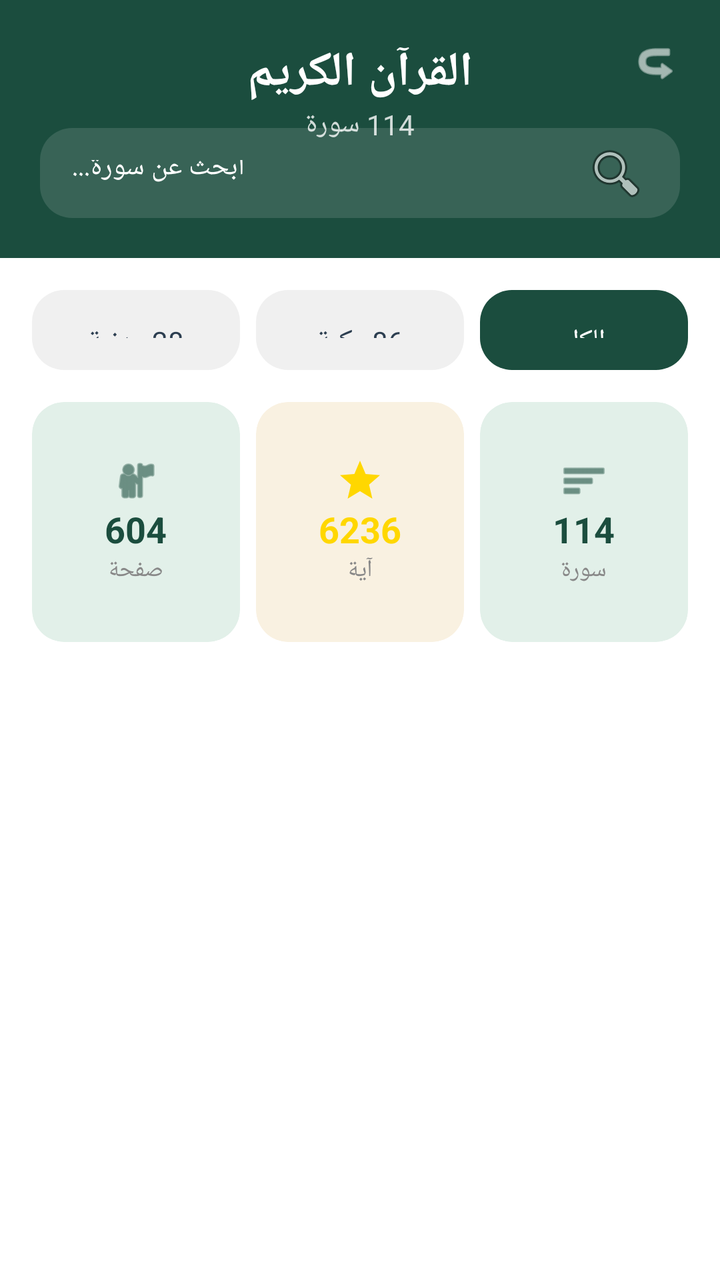
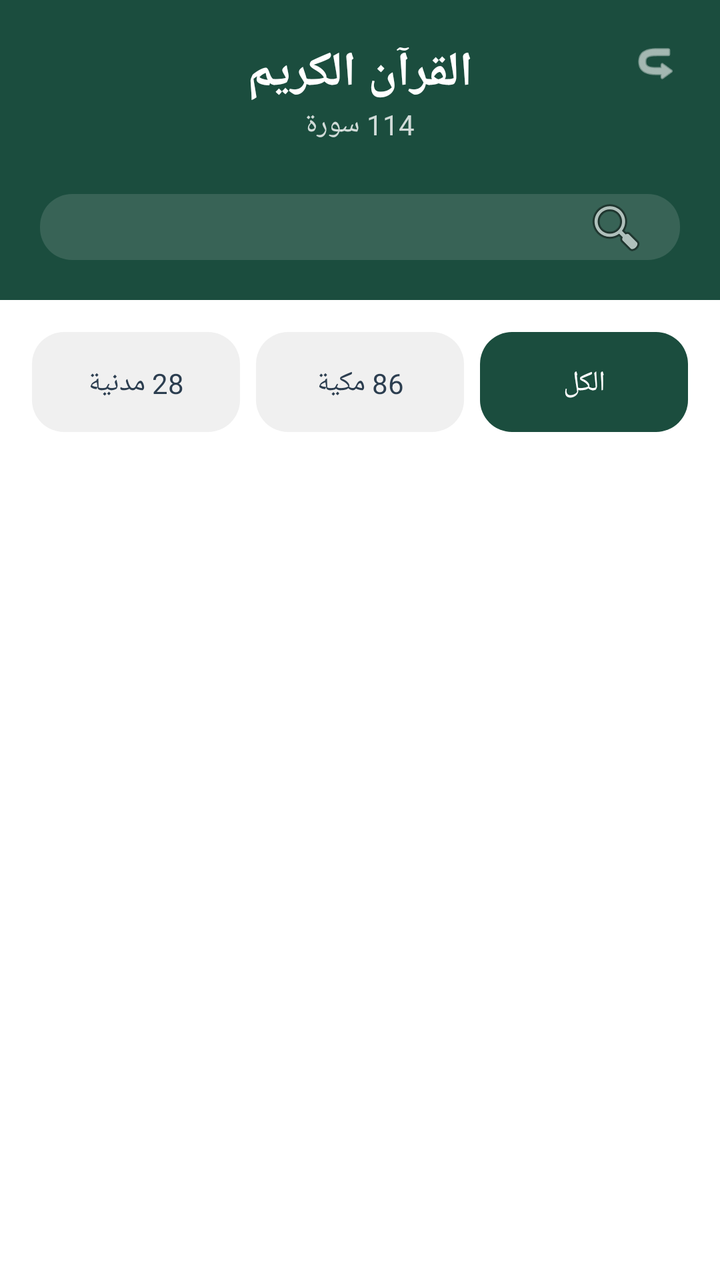

Two renders of the same Android screen: before a commit and after it. Below are the layout's source before the change and the commit's diff.
<!-- AndroidManifest.xml: application theme Theme.Islamic_app -->
<!-- res/layout/page_quran.xml -->
<?xml version="1.0" encoding="utf-8"?>
<LinearLayout xmlns:android="http://schemas.android.com/apk/res/android"
    xmlns:app="http://schemas.android.com/apk/res-auto"
    xmlns:tools="http://schemas.android.com/tools"
    android:layout_width="match_parent"
    android:layout_height="match_parent"
    android:background="@color/white"
    android:orientation="vertical">

    
    <RelativeLayout
        android:layout_width="match_parent"
        android:layout_height="wrap_content"
        android:background="@color/dark_green"
        android:padding="20dp">

        <ImageView
            android:id="@+id/ivBack"
            android:layout_width="24dp"
            android:layout_height="24dp"
            android:layout_alignParentEnd="true"
            android:src="@android:drawable/ic_menu_revert"
            app:tint="@color/white"
            android:rotation="180"/>

        <LinearLayout
            android:layout_width="wrap_content"
            android:layout_height="wrap_content"
            android:layout_centerHorizontal="true"
            android:gravity="center"
            android:orientation="vertical">
            <TextView
                android:layout_width="wrap_content"
                android:layout_height="wrap_content"
                android:text="القرآن الكريم"
                android:textColor="@color/white"
                android:textSize="24sp"
                android:textStyle="bold" />
            <TextView
                android:layout_width="wrap_content"
                android:layout_height="wrap_content"
                android:text="114 سورة"
                android:textColor="@color/white"
                android:textSize="14sp"
                android:alpha="0.8" />
        </LinearLayout>

        <EditText
            android:id="@+id/etSearchSurah"
            android:layout_width="match_parent"
            android:layout_height="45dp"
            android:layout_below="@id/ivBack"
            android:layout_marginTop="20dp"
            android:background="@drawable/ayah_background_pattern"
            android:backgroundTint="#20FFFFFF"
            android:drawableEnd="@android:drawable/ic_menu_search"
            android:drawablePadding="12dp"
            android:gravity="end|center_vertical"
            android:hint="ابحث عن سورة..."
            android:paddingHorizontal="16dp"
            android:textColor="@color/white"
            android:textColorHint="@color/white"
            android:textSize="14sp" />
    </RelativeLayout>

    
    <ScrollView
        android:layout_width="match_parent"
        android:layout_height="match_parent"
        android:fillViewport="true">

        <LinearLayout
            android:layout_width="match_parent"
            android:layout_height="wrap_content"
            android:orientation="vertical"
            android:padding="16dp">

            
            <LinearLayout
                android:layout_width="match_parent"
                android:layout_height="wrap_content"
                android:layout_marginBottom="16dp"
                android:weightSum="3">
                <TextView
                    android:layout_width="0dp" android:layout_height="40dp" android:layout_weight="1"
                    android:background="@drawable/ayah_background_pattern" android:backgroundTint="@color/gray_light"
                    android:gravity="center" android:text="28 مدنية" android:textColor="@color/dark_text" />
                <TextView
                    android:layout_width="0dp" android:layout_height="40dp" android:layout_weight="1" android:layout_marginHorizontal="8dp"
                    android:background="@drawable/ayah_background_pattern" android:backgroundTint="@color/gray_light"
                    android:gravity="center" android:text="86 مكية" android:textColor="@color/dark_text" />
                <TextView
                    android:layout_width="0dp" android:layout_height="40dp" android:layout_weight="1"
                    android:background="@drawable/ayah_background_pattern" android:backgroundTint="@color/dark_green"
                    android:gravity="center" android:text="الكل" android:textColor="@color/white" />
            </LinearLayout>

            
            <LinearLayout
                android:layout_width="match_parent"
                android:layout_height="wrap_content"
                android:layout_marginBottom="16dp"
                android:weightSum="3">
                <androidx.cardview.widget.CardView
                    android:layout_width="0dp" android:layout_height="120dp" android:layout_weight="1"
                    app:cardBackgroundColor="@color/quran_card_green" app:cardCornerRadius="16dp" app:cardElevation="0dp">
                    <LinearLayout android:layout_width="match_parent" android:layout_height="match_parent" android:gravity="center" android:orientation="vertical">
                        <ImageView android:layout_width="24dp" android:layout_height="24dp" android:src="@android:drawable/ic_menu_myplaces" app:tint="@color/dark_green"/>
                        <TextView android:layout_width="wrap_content" android:layout_height="wrap_content" android:text="604" android:textSize="18sp" android:textStyle="bold" android:textColor="@color/dark_green"/>
                        <TextView android:layout_width="wrap_content" android:layout_height="wrap_content" android:text="صفحة" android:textSize="12sp" android:textColor="@color/text_hint"/>
                    </LinearLayout>
                </androidx.cardview.widget.CardView>
                <androidx.cardview.widget.CardView
                    android:layout_width="0dp" android:layout_height="120dp" android:layout_weight="1" android:layout_marginHorizontal="8dp"
                    app:cardBackgroundColor="@color/quran_card_yellow" app:cardCornerRadius="16dp" app:cardElevation="0dp">
                    <LinearLayout android:layout_width="match_parent" android:layout_height="match_parent" android:gravity="center" android:orientation="vertical">
                        <ImageView android:layout_width="24dp" android:layout_height="24dp" android:src="@drawable/btn_star_big_on" app:tint="@color/gold"/>
                        <TextView android:layout_width="wrap_content" android:layout_height="wrap_content" android:text="6236" android:textSize="18sp" android:textStyle="bold" android:textColor="@color/gold"/>
                        <TextView android:layout_width="wrap_content" android:layout_height="wrap_content" android:text="آية" android:textSize="12sp" android:textColor="@color/text_hint"/>
                    </LinearLayout>
                </androidx.cardview.widget.CardView>
                <androidx.cardview.widget.CardView
                    android:layout_width="0dp" android:layout_height="120dp" android:layout_weight="1"
                    app:cardBackgroundColor="@color/quran_card_green" app:cardCornerRadius="16dp" app:cardElevation="0dp">
                    <LinearLayout android:layout_width="match_parent" android:layout_height="match_parent" android:gravity="center" android:orientation="vertical">
                        <ImageView android:layout_width="24dp" android:layout_height="24dp" android:src="@android:drawable/ic_menu_sort_by_size" app:tint="@color/dark_green"/>
                        <TextView android:layout_width="wrap_content" android:layout_height="wrap_content" android:text="114" android:textSize="18sp" android:textStyle="bold" android:textColor="@color/dark_green"/>
                        <TextView android:layout_width="wrap_content" android:layout_height="wrap_content" android:text="سورة" android:textSize="12sp" android:textColor="@color/text_hint"/>
                    </LinearLayout>
                </androidx.cardview.widget.CardView>
            </LinearLayout>

            
            <androidx.recyclerview.widget.RecyclerView
                android:id="@+id/rvSurahs"
                android:layout_width="match_parent"
                android:layout_height="wrap_content"
                android:nestedScrollingEnabled="false"
                tools:listitem="@layout/item_surah" />

        </LinearLayout>
    </ScrollView>

</LinearLayout>
<!-- res/layout/item_surah.xml (included above) -->
<?xml version="1.0" encoding="utf-8"?>
<androidx.cardview.widget.CardView xmlns:android="http://schemas.android.com/apk/res/android"
    xmlns:app="http://schemas.android.com/apk/res-auto"
    android:layout_width="match_parent"
    android:layout_height="wrap_content"
    android:layout_marginHorizontal="16dp"
    android:layout_marginBottom="12dp"
    app:cardCornerRadius="12dp"
    app:cardElevation="2dp">

    <RelativeLayout
        android:layout_width="match_parent"
        android:layout_height="wrap_content"
        android:padding="16dp">

        <FrameLayout
            android:id="@+id/surahNumberContainer"
            android:layout_width="40dp"
            android:layout_height="40dp"
            android:layout_alignParentStart="true"
            android:layout_centerVertical="true">
            <ImageView
                android:id="@+id/ivSurahStar"
                android:layout_width="match_parent"
                android:layout_height="match_parent"
                android:src="@drawable/btn_star_big_on"
                app:tint="@color/meccan_green"
                android:alpha="0.3"/>
            <TextView
                android:id="@+id/tvSurahNumber"
                android:layout_width="wrap_content"
                android:layout_height="wrap_content"
                android:layout_gravity="center"
                android:text="1"
                android:textColor="@color/dark_green"
                android:textStyle="bold"/>
        </FrameLayout>

        <LinearLayout
            android:layout_width="wrap_content"
            android:layout_height="wrap_content"
            android:layout_centerVertical="true"
            android:layout_toEndOf="@id/surahNumberContainer"
            android:layout_marginStart="16dp"
            android:orientation="vertical">
            <TextView
                android:id="@+id/tvSurahArabic"
                android:layout_width="wrap_content"
                android:layout_height="wrap_content"
                android:text="الفاتحة"
                android:textSize="18sp"
                android:textStyle="bold"
                android:textColor="@color/dark_text"/>
            <TextView
                android:id="@+id/tvSurahEnglish"
                android:layout_width="wrap_content"
                android:layout_height="wrap_content"
                android:text="Al-Fatihah • 7 آية"
                android:textSize="12sp"
                android:textColor="@color/text_hint"/>
        </LinearLayout>

        <TextView
            android:id="@+id/tvSurahType"
            android:layout_width="wrap_content"
            android:layout_height="wrap_content"
            android:layout_alignParentEnd="true"
            android:layout_centerVertical="true"
            android:background="@drawable/ayah_background_pattern"
            android:backgroundTint="@color/meccan_green"
            android:paddingHorizontal="12dp"
            android:paddingVertical="4dp"
            android:text="مكية"
            android:textColor="@color/meccan_text"
            android:textSize="12sp" />
    </RelativeLayout>
</androidx.cardview.widget.CardView>
<!-- resources referenced by this layout -->
<resources>
  <color name="dark_green">#1B4D3E</color>
  <color name="dark_text">#2C3E50</color>
  <color name="gold">#FFD700</color>
  <color name="gray_light">#F0F0F0</color>
  <color name="meccan_green">#DFF0E8</color>
  <color name="meccan_text">#4CAF50</color>
  <color name="quran_card_green">#E2F0E9</color>
  <color name="quran_card_yellow">#F9F1E1</color>
  <color name="text_hint">#888888</color>
  <color name="white">#FFFFFFFF</color>
  <!-- drawable ayah_background_pattern (drawable) -->
  <?xml version="1.0" encoding="utf-8"?>
  <shape xmlns:android="http://schemas.android.com/apk/res/android">
      <solid android:color="#FFFFFF" />
      <corners android:radius="16dp" />
      <padding
          android:left="16dp"
          android:top="16dp"
          android:right="16dp"
          android:bottom="16dp" />
  </shape>
  <!-- drawable btn_star_big_on (drawable) -->
  <?xml version="1.0" encoding="utf-8"?>
  <vector xmlns:android="http://schemas.android.com/apk/res/android"
      android:width="24dp"
      android:height="24dp"
      android:viewportWidth="24"
      android:viewportHeight="24">
      <path
          android:fillColor="@color/white"
          android:pathData="M12,17.27L18.18,21l-1.64,-7.03L22,9.24l-7.19,-0.61L12,2L9.19,8.63L2,9.24l5.46,4.73L5.82,21L12,17.27z" />
  </vector>
  <style name="Theme.Islamic_app" parent="Base.Theme.Islamic_app" />
  <style name="Base.Theme.Islamic_app" parent="Theme.Material3.DayNight.NoActionBar">
          
          <item name="colorPrimary">@color/dark_green</item>
          <item name="colorSecondary">@color/gold</item>
          <item name="android:statusBarColor">@color/dark_green</item>
      </style>
</resources>

<!-- the commit's change to res/layout/page_quran.xml (unified diff, before → after) -->
@@ -10,7 +10,7 @@
     
     <RelativeLayout
         android:layout_width="match_parent"
-        android:layout_height="wrap_content"
+        android:layout_height="150dp"
         android:background="@color/dark_green"
         android:padding="20dp">
 
@@ -50,7 +50,7 @@
             android:layout_width="match_parent"
             android:layout_height="45dp"
             android:layout_below="@id/ivBack"
-            android:layout_marginTop="20dp"
+            android:layout_marginTop="53dp"
             android:background="@drawable/ayah_background_pattern"
             android:backgroundTint="#20FFFFFF"
             android:drawableEnd="@android:drawable/ic_menu_search"
@@ -82,141 +82,43 @@
                 android:layout_marginBottom="16dp"
                 android:weightSum="3">
                 <TextView
-                    android:layout_width="0dp" android:layout_height="40dp" android:layout_weight="1"
-                    android:background="@drawable/ayah_background_pattern" android:backgroundTint="@color/gray_light"
-                    android:gravity="center" android:text="28 مدنية" android:textColor="@color/dark_text" />
+                    android:layout_width="0dp"
+                    android:layout_height="50dp"
+                    android:layout_weight="1"
+                    android:background="@drawable/ayah_background_pattern"
+                    android:backgroundTint="@color/gray_light"
+                    android:gravity="center"
+                    android:text="28 مدنية"
+                    android:textColor="@color/dark_text" />
                 <TextView
-                    android:layout_width="0dp" android:layout_height="40dp" android:layout_weight="1" android:layout_marginHorizontal="8dp"
-                    android:background="@drawable/ayah_background_pattern" android:backgroundTint="@color/gray_light"
-                    android:gravity="center" android:text="86 مكية" android:textColor="@color/dark_text" />
+                    android:layout_width="0dp"
+                    android:layout_height="50dp"
+                    android:layout_weight="1"
+                    android:layout_marginHorizontal="8dp"
+                    android:background="@drawable/ayah_background_pattern"
+                    android:backgroundTint="@color/gray_light"
+                    android:gravity="center"
+                    android:text="86 مكية"
+                    android:textColor="@color/dark_text" />
                 <TextView
-                    android:layout_width="0dp" android:layout_height="40dp" android:layout_weight="1"
-                    android:background="@drawable/ayah_background_pattern" android:backgroundTint="@color/dark_green"
-                    android:gravity="center" android:text="الكل" android:textColor="@color/white" />
+                    android:layout_width="0dp"
+                    android:layout_height="50dp"
+                    android:layout_weight="1"
+                    android:background="@drawable/ayah_background_pattern"
+                    android:backgroundTint="@color/dark_green"
+                    android:gravity="center"
+                    android:text="الكل"
+                    android:textColor="@color/white" />
             </LinearLayout>
 
             
             <LinearLayout
+                android:id="@+id/llSurahContainer"
                 android:layout_width="match_parent"
                 android:layout_height="wrap_content"
-                android:layout_marginBottom="16dp"
-                android:weightSum="3">
-                <androidx.cardview.widget.CardView
-                    android:layout_width="0dp" android:layout_height="120dp" android:layout_weight="1"
-                    app:cardBackgroundColor="@color/quran_card_green" app:cardCornerRadius="16dp" app:cardElevation="0dp">
-                    <LinearLayout android:layout_width="match_parent" android:layout_height="match_parent" android:gravity="center" android:orientation="vertical">
-                        <ImageView android:layout_width="24dp" android:layout_height="24dp" android:src="@android:drawable/ic_menu_myplaces" app:tint="@color/dark_green"/>
-                        <TextView android:layout_width="wrap_content" android:layout_height="wrap_content" android:text="604" android:textSize="18sp" android:textStyle="bold" android:textColor="@color/dark_green"/>
-                        <TextView android:layout_width="wrap_content" android:layout_height="wrap_content" android:text="صفحة" android:textSize="12sp" android:textColor="@color/text_hint"/>
-                    </LinearLayout>
-                </androidx.cardview.widget.CardView>
-                <androidx.cardview.widget.CardView
-                    android:layout_width="0dp" android:layout_height="120dp" android:layout_weight="1" android:layout_marginHorizontal="8dp"
-                    app:cardBackgroundColor="@color/quran_card_yellow" app:cardCornerRadius="16dp" app:cardElevation="0dp">
-                    <LinearLayout android:layout_width="match_parent" android:layout_height="match_parent" android:gravity="center" android:orientation="vertical">
-                        <ImageView android:layout_width="24dp" android:layout_height="24dp" android:src="@drawable/btn_star_big_on" app:tint="@color/gold"/>
-                        <TextView android:layout_width="wrap_content" android:layout_height="wrap_content" android:text="6236" android:textSize="18sp" android:textStyle="bold" android:textColor="@color/gold"/>
-                        <TextView android:layout_width="wrap_content" android:layout_height="wrap_content" android:text="آية" android:textSize="12sp" android:textColor="@color/text_hint"/>
-                    </LinearLayout>
-                </androidx.cardview.widget.CardView>
-                <androidx.cardview.widget.CardView
-                    android:layout_width="0dp" android:layout_height="120dp" android:layout_weight="1"
-                    app:cardBackgroundColor="@color/quran_card_green" app:cardCornerRadius="16dp" app:cardElevation="0dp">
-                    <LinearLayout android:layout_width="match_parent" android:layout_height="match_parent" android:gravity="center" android:orientation="vertical">
-                        <ImageView android:layout_width="24dp" android:layout_height="24dp" android:src="@android:drawable/ic_menu_sort_by_size" app:tint="@color/dark_green"/>
-                        <TextView android:layout_width="wrap_content" android:layout_height="wrap_content" android:text="114" android:textSize="18sp" android:textStyle="bold" android:textColor="@color/dark_green"/>
-                        <TextView android:layout_width="wrap_content" android:layout_height="wrap_content" android:text="سورة" android:textSize="12sp" android:textColor="@color/text_hint"/>
-                    </LinearLayout>
-                </androidx.cardview.widget.CardView>
-            </LinearLayout>
-
-            
-            <androidx.recyclerview.widget.RecyclerView
-                android:id="@+id/rvSurahs"
-                android:layout_width="match_parent"
-                android:layout_height="wrap_content"
-                android:nestedScrollingEnabled="false"
-                tools:listitem="@layout/item_surah" />
+                android:orientation="vertical" />
 
         </LinearLayout>
     </ScrollView>
 
 </LinearLayout>
-<!-- res/layout/item_surah.xml (included above) -->
-<?xml version="1.0" encoding="utf-8"?>
-<androidx.cardview.widget.CardView xmlns:android="http://schemas.android.com/apk/res/android"
-    xmlns:app="http://schemas.android.com/apk/res-auto"
-    android:layout_width="match_parent"
-    android:layout_height="wrap_content"
-    android:layout_marginHorizontal="16dp"
-    android:layout_marginBottom="12dp"
-    app:cardCornerRadius="12dp"
-    app:cardElevation="2dp">
-
-    <RelativeLayout
-        android:layout_width="match_parent"
-        android:layout_height="wrap_content"
-        android:padding="16dp">
-
-        <FrameLayout
-            android:id="@+id/surahNumberContainer"
-            android:layout_width="40dp"
-            android:layout_height="40dp"
-            android:layout_alignParentStart="true"
-            android:layout_centerVertical="true">
-            <ImageView
-                android:id="@+id/ivSurahStar"
-                android:layout_width="match_parent"
-                android:layout_height="match_parent"
-                android:src="@drawable/btn_star_big_on"
-                app:tint="@color/meccan_green"
-                android:alpha="0.3"/>
-            <TextView
-                android:id="@+id/tvSurahNumber"
-                android:layout_width="wrap_content"
-                android:layout_height="wrap_content"
-                android:layout_gravity="center"
-                android:text="1"
-                android:textColor="@color/dark_green"
-                android:textStyle="bold"/>
-        </FrameLayout>
-
-        <LinearLayout
-            android:layout_width="wrap_content"
-            android:layout_height="wrap_content"
-            android:layout_centerVertical="true"
-            android:layout_toEndOf="@id/surahNumberContainer"
-            android:layout_marginStart="16dp"
-            android:orientation="vertical">
-            <TextView
-                android:id="@+id/tvSurahArabic"
-                android:layout_width="wrap_content"
-                android:layout_height="wrap_content"
-                android:text="الفاتحة"
-                android:textSize="18sp"
-                android:textStyle="bold"
-                android:textColor="@color/dark_text"/>
-            <TextView
-                android:id="@+id/tvSurahEnglish"
-                android:layout_width="wrap_content"
-                android:layout_height="wrap_content"
-                android:text="Al-Fatihah • 7 آية"
-                android:textSize="12sp"
-                android:textColor="@color/text_hint"/>
-        </LinearLayout>
-
-        <TextView
-            android:id="@+id/tvSurahType"
-            android:layout_width="wrap_content"
-            android:layout_height="wrap_content"
-            android:layout_alignParentEnd="true"
-            android:layout_centerVertical="true"
-            android:background="@drawable/ayah_background_pattern"
-            android:backgroundTint="@color/meccan_green"
-            android:paddingHorizontal="12dp"
-            android:paddingVertical="4dp"
-            android:text="مكية"
-            android:textColor="@color/meccan_text"
-            android:textSize="12sp" />
-    </RelativeLayout>
-</androidx.cardview.widget.CardView>
<!-- resource entries referenced after the edit -->
@@ -2,13 +2,7 @@
 <resources>
   <color name="dark_green">#1B4D3E</color>
   <color name="dark_text">#2C3E50</color>
-  <color name="gold">#FFD700</color>
   <color name="gray_light">#F0F0F0</color>
-  <color name="meccan_green">#DFF0E8</color>
-  <color name="meccan_text">#4CAF50</color>
-  <color name="quran_card_green">#E2F0E9</color>
-  <color name="quran_card_yellow">#F9F1E1</color>
-  <color name="text_hint">#888888</color>
   <color name="white">#FFFFFFFF</color>
   <!-- drawable ayah_background_pattern (drawable) -->
   <?xml version="1.0" encoding="utf-8"?>
@@ -21,17 +15,6 @@
           android:right="16dp"
           android:bottom="16dp" />
   </shape>
-  <!-- drawable btn_star_big_on (drawable) -->
-  <?xml version="1.0" encoding="utf-8"?>
-  <vector xmlns:android="http://schemas.android.com/apk/res/android"
-      android:width="24dp"
-      android:height="24dp"
-      android:viewportWidth="24"
-      android:viewportHeight="24">
-      <path
-          android:fillColor="@color/white"
-          android:pathData="M12,17.27L18.18,21l-1.64,-7.03L22,9.24l-7.19,-0.61L12,2L9.19,8.63L2,9.24l5.46,4.73L5.82,21L12,17.27z" />
-  </vector>
   <style name="Theme.Islamic_app" parent="Base.Theme.Islamic_app" />
   <style name="Base.Theme.Islamic_app" parent="Theme.Material3.DayNight.NoActionBar">
           
@@ -39,5 +22,6 @@
           <item name="colorSecondary">@color/gold</item>
           <item name="android:statusBarColor">@color/dark_green</item>
       </style>
+  <color name="gold">#FFD700</color>
 </resources>
 
